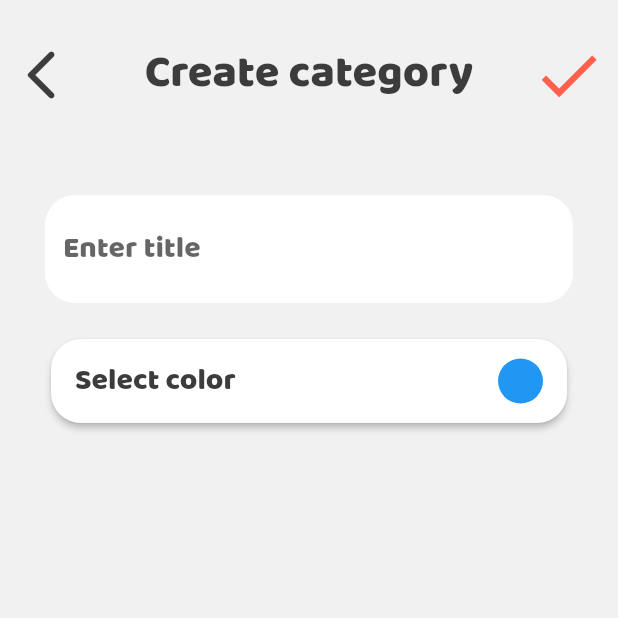
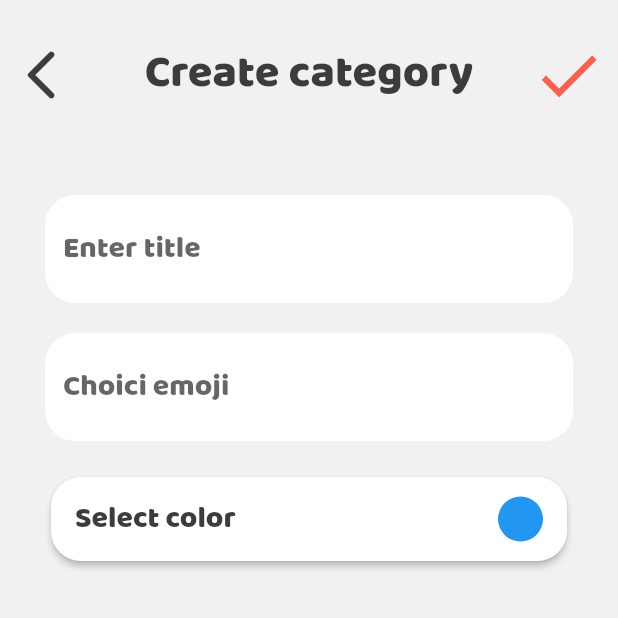
Before and after one commit to constantinfite/calendar_journal, a Flutter app: the CategoriesScreen screen opened directly, after a tap on the "add" icon, on a phone screen of 412 x 824 dp, the top half of it. Run offline on Flutter 3.47's test engine with Material 2 defaults, Android fonts, the phone set to English and light mode, and no system bars; our stand-ins replace flutter_colorpicker, flutter_speed_dial, fluttertoast, sqflite, table_calendar; accounts and stored records are empty.

Commit message:
add emoji

```diff
--- a/lib/models/category.dart
+++ b/lib/models/category.dart
@@ -1,6 +1,7 @@
 class Category {
   int? id;
   String? name;
+  String? emoji;
   int? color;
 
 
@@ -8,6 +9,7 @@ class Category {
     var mapping = Map<String, dynamic>();
     mapping['id'] = id;
     mapping['name'] = name;
+    mapping['emoji'] = emoji;
     mapping['color'] = color;
 
 
--- a/lib/repositories/database_connection.dart
+++ b/lib/repositories/database_connection.dart
@@ -13,7 +13,7 @@ class DataBaseConnection {
 
   _onCreatingDatabaseCategory(Database database, int version) async {
     await database.execute(
-        "CREATE TABLE categories(id INTEGER PRIMARY KEY, name TEXT, color INTEGER)");
+        "CREATE TABLE categories(id INTEGER PRIMARY KEY, name TEXT, color INTEGER, emoji TEXT)");
   }
 
   setDatabaseEvent() async {
--- a/lib/screens/input_category.dart
+++ b/lib/screens/input_category.dart
@@ -6,11 +6,11 @@ import 'package:calendar_journal/models/category.dart';
 import 'package:flutter_colorpicker/flutter_colorpicker.dart';
 
 class CategoryInput extends StatefulWidget {
-  const CategoryInput({
-    Key? key,
-    required this.creation,
-  }) : super(key: key);
+  const CategoryInput(
+      {Key? key, required this.creation, required this.category})
+      : super(key: key);
   final bool creation;
+  final Category category;
   @override
   State<CategoryInput> createState() => _CategoryInputState();
 }
@@ -18,6 +18,7 @@ class CategoryInput extends StatefulWidget {
 class _CategoryInputState extends State<CategoryInput> {
   int id = 0;
   final _categoryNameController = TextEditingController();
+  final _categoryEmojiController = TextEditingController();
   Color _color = Colors.blue;
 
   late FToast fToast;
@@ -32,6 +33,19 @@ class _CategoryInputState extends State<CategoryInput> {
 
     fToast = FToast();
     fToast.init(context);
+
+    if (!widget.creation) {
+      editValue();
+    }
+  }
+
+  editValue() async {
+    setState(() {
+      id = widget.category.id!;
+      _categoryNameController.text = widget.category.name!;
+      _categoryEmojiController.text = widget.category.emoji!;
+      _color = Color(widget.category.color!);
+    });
   }
 
   _showToast(_text) {
@@ -118,8 +132,9 @@ class _CategoryInputState extends State<CategoryInput> {
                   if (_categoryNameController.text != null) {
                     final _category = Category();
                     _category.name = _categoryNameController.text;
+                    _category.emoji = _categoryEmojiController.text;
                     _category.color = _color.value;
-
+                    print(_category.emoji);
                     await _categoryService.saveCategory(_category);
 
                     _showToast("Event created");
@@ -129,15 +144,14 @@ class _CategoryInputState extends State<CategoryInput> {
                     _showToast("Empty value");
                   }
                 }
-                // modification of exercice
+                // modification of category
                 else {
-                  if (_formKey.currentState!.validate()
-                      //&& _preparationTime != 0
-                      ) {
+                  if (_formKey.currentState!.validate()) {
                     final _category = Category();
                     _category.name = _categoryNameController.text;
+                    _category.emoji = _categoryEmojiController.text;
                     _category.color = _color.value;
-
+                    _category.id = id;
                     await _categoryService.updateCategory(_category);
                     Navigator.pop(context);
                     _showToast("Category modified");
@@ -175,6 +189,36 @@ class _CategoryInputState extends State<CategoryInput> {
                   controller: _categoryNameController,
                   decoration: InputDecoration(
                     hintText: 'Enter title',
+                    filled: true,
+                    fillColor: Colors.white,
+                    focusedBorder: OutlineInputBorder(
+                      borderSide: BorderSide(color: Colors.transparent),
+                      borderRadius: BorderRadius.circular(20.0),
+                    ),
+                    enabledBorder: OutlineInputBorder(
+                        borderSide: BorderSide(
+                          color: Colors.transparent,
+                          width: 0.0,
+                        ),
+                        borderRadius: BorderRadius.circular(20.0)),
+                  ),
+                ),
+                SizedBox(height: 20),
+                TextFormField(
+                  validator: (value) {
+                    if (value == null || value.isEmpty) {
+                      return '';
+                    }
+                    return null;
+                  },
+                  style: TextStyle(
+                    color: AppTheme.colors.secondaryColor,
+                    fontSize: 20,
+                    fontFamily: 'BalooBhai',
+                  ),
+                  controller: _categoryEmojiController,
+                  decoration: InputDecoration(
+                    hintText: 'Choici emoji',
                     filled: true,
                     fillColor: Colors.white,
                     focusedBorder: OutlineInputBorder(
```
Also changed, not shown: lib/helpers/drawer_navigation.dart (+5 -10 lines), lib/screens/calendar.dart (+43 -39 lines), lib/screens/categories_screen.dart (+18 -45 lines).
